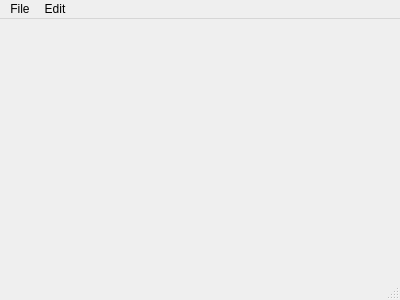
This is Dev/Segmentation/ExpCRF/mainwindow.ui in samhu1989/DevBundle as Qt 5 draws it before an edit. The edited form follows.
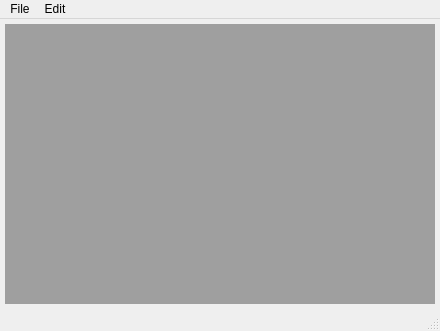
This is the edited form.

```diff
--- a/Dev/Segmentation/ExpCRF/mainwindow.ui
+++ b/Dev/Segmentation/ExpCRF/mainwindow.ui
@@ -6,20 +6,38 @@
    <rect>
     <x>0</x>
     <y>0</y>
-    <width>400</width>
-    <height>300</height>
+    <width>440</width>
+    <height>331</height>
    </rect>
   </property>
   <property name="windowTitle">
    <string>MainWindow</string>
   </property>
-  <widget class="QWidget" name="centralWidget"/>
+  <widget class="QWidget" name="centralWidget">
+   <layout class="QGridLayout" name="gridLayout">
+    <property name="leftMargin">
+     <number>5</number>
+    </property>
+    <property name="topMargin">
+     <number>5</number>
+    </property>
+    <property name="rightMargin">
+     <number>5</number>
+    </property>
+    <property name="bottomMargin">
+     <number>5</number>
+    </property>
+    <item row="0" column="0">
+     <widget class="QMdiArea" name="mdiArea"/>
+    </item>
+   </layout>
+  </widget>
   <widget class="QMenuBar" name="menuBar">
    <property name="geometry">
     <rect>
      <x>0</x>
      <y>0</y>
-     <width>400</width>
+     <width>440</width>
      <height>26</height>
     </rect>
    </property>
```
Left out of the diff: 2 changed lines with no effect on the pictures.
